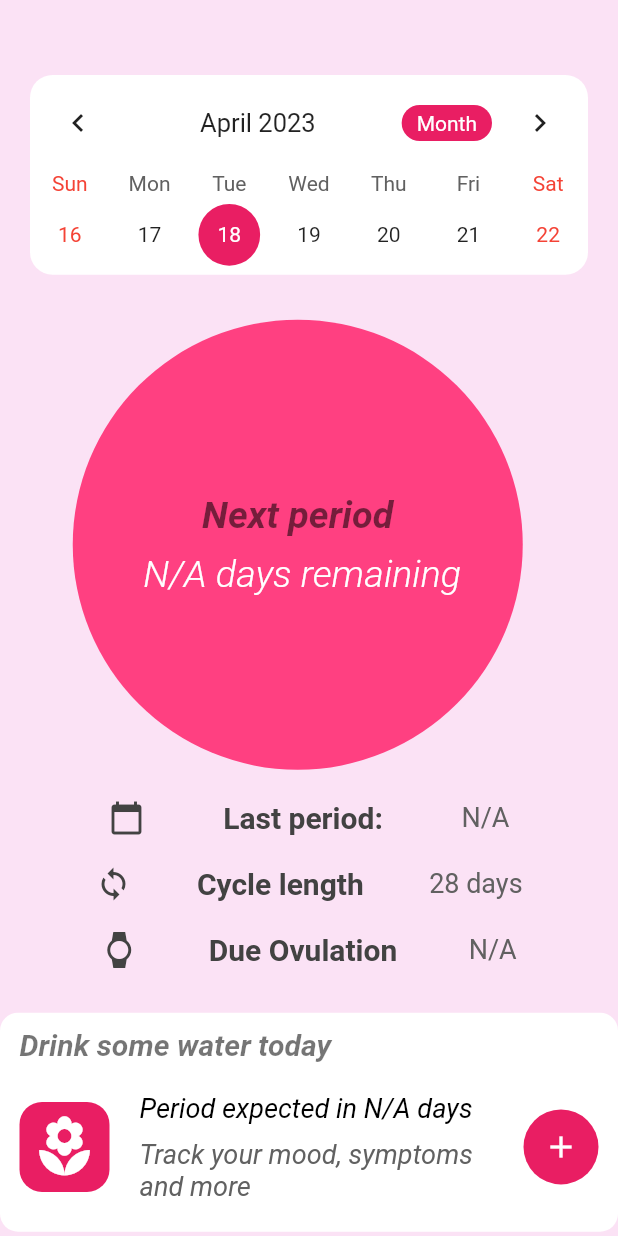
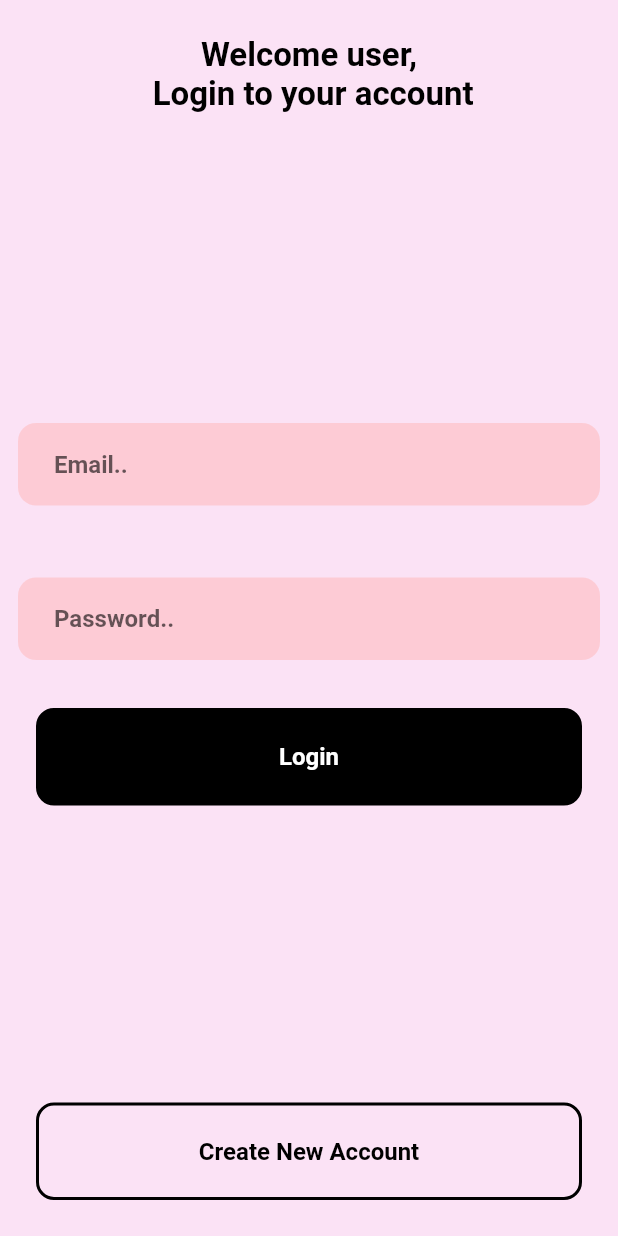
Before and after one commit to IrunguNjagi/Menstrual-Tracker, a Flutter app: the screen it shows after launch, on a phone screen of 412 x 824 dp. Run offline on Flutter 3.47's test engine with Material 2 defaults, Android fonts, the phone set to English and light mode, and no system bars; drawn by our look-alikes of table_calendar; our stand-ins replace firebase_auth, firebase_core, share, shared_preferences, sqflite; accounts and stored records are empty.

```diff
--- /dev/null
+++ b/lib/custom/custom_button.dart
@@ -0,0 +1,60 @@
+import 'package:flutter/material.dart';
+
+class CustomBtn extends StatelessWidget {
+  final String text;
+  final Function onPressed;
+  final bool outlineBtn;
+  final bool isLoading;
+
+  CustomBtn({this.text, this.onPressed, this.outlineBtn,this.isLoading});
+
+  @override
+  Widget build(BuildContext context) {
+    bool _outlineBtn = outlineBtn ?? false;
+    bool _isLoading = isLoading ?? false;
+
+    return GestureDetector(
+      onTap: onPressed,
+      child: Container(
+        height: 65,
+        decoration: BoxDecoration(
+          color: _outlineBtn ? Colors.transparent : Colors.black,
+          border: Border.all(
+            width: 2.0,
+          ),
+          borderRadius: BorderRadius.circular(12.0),
+        ),
+        margin: EdgeInsets.symmetric(
+          horizontal: 24.0,
+          vertical: 8.0,
+        ),
+        child: Stack(
+          children: [
+            Visibility(
+              visible: _isLoading ? false : true,
+              child: Center(
+                child: Text(
+                  text ?? "Text",
+                  style: TextStyle(
+                    fontSize: 16,
+                    fontWeight: FontWeight.w600,
+                    color: _outlineBtn ? Colors.black : Colors.white,
+                  ),
+                ),
+              ),
+            ),
+            Center(
+              child: Visibility(
+                visible: _isLoading,
+                child: SizedBox(
+                  height: 30,
+                  child: CircularProgressIndicator(),
+                ),
+              ),
+            ),
+          ],
+        ),
+      ),
+    );
+  }
+}
--- /dev/null
+++ b/lib/custom/custom_input.dart
@@ -0,0 +1,50 @@
+
+import 'package:flutter/material.dart';
+
+class CustomInput extends StatelessWidget {
+  final String hintText;
+  final Function(String) onChanged;
+  final Function(String) onSubmitted;
+  final FocusNode focusNode;
+  final TextInputAction textInputAction;
+  final bool hidePassword;
+  CustomInput({this.hidePassword, this.hintText,this.onChanged,this.onSubmitted,this.focusNode,this.textInputAction});
+
+
+
+  @override
+  Widget build(BuildContext context) {
+    bool _hidePassword = hidePassword ?? false;
+
+    return Container(
+      margin: EdgeInsets.symmetric(
+        horizontal: 12.0,
+        vertical: 24.0,
+      ),
+      decoration: BoxDecoration(
+        color: Color(0xFFFFB6B6).withOpacity(0.5),
+        borderRadius: BorderRadius.circular(12.0),
+      ),
+      child: TextField(
+        obscureText: _hidePassword,
+        focusNode: focusNode,
+        onChanged:onChanged,
+        onSubmitted: onSubmitted,
+        textInputAction: textInputAction,
+        decoration: InputDecoration(
+            border: InputBorder.none,
+            hintText: hintText ??  'HintText..',
+            contentPadding: EdgeInsets.symmetric(
+              horizontal: 24.0,
+              vertical: 18.0,
+            )
+        ),
+        style: TextStyle(
+          fontSize: 16.0,
+          fontWeight: FontWeight.w600,
+          color: Colors.black,
+        ),
+      ),
+    );
+  }
+}
--- a/lib/main.dart
+++ b/lib/main.dart
@@ -1,7 +1,8 @@
 import 'package:flutter/material.dart';
 import 'package:period_tracker/screens/calendar_picker.dart';
-import 'package:period_tracker/screens/demo_screen.dart';
+import 'package:period_tracker/screens/Date_Select.dart';
 import 'package:period_tracker/screens/home_page.dart';
+import 'package:period_tracker/screens/landing_page.dart';
 
 void main() {
   runApp(MyApp());
@@ -18,7 +19,7 @@ class MyApp extends StatelessWidget {
         accentColor: Colors.pink,
         visualDensity: VisualDensity.adaptivePlatformDensity,
       ),
-      home: DemoScreen(),
+      home: LandingPage(),
       debugShowCheckedModeBanner: false,
     );
   }
--- a/lib/screens/demo_screen.dart
+++ b/lib/screens/Date_Select.dart
@@ -2,13 +2,13 @@ import 'package:flutter/material.dart';
 import 'package:period_tracker/screens/entry.dart';
 import 'package:table_calendar/table_calendar.dart';
 
-class DemoScreen extends StatefulWidget {
+class DateSelect extends StatefulWidget {
 
   @override
   _DemoScreenState createState() => _DemoScreenState();
 }
 
-class _DemoScreenState extends State<DemoScreen> {
+class _DemoScreenState extends State<DateSelect> {
 
   CalendarController _calendarController;
   DateTime _lastPeriodDate;
@@ -161,14 +161,15 @@ class _DemoScreenState extends State<DemoScreen> {
                       children: [
                         Icon(
                           Icons.calendar_today,  // Replace with your desired icon
-                          color: Colors.grey[800],
+                          color: Colors.pinkAccent,
                         ),
                         Text(
                           'Last period:',
                           style: TextStyle(
-                            color: Colors.grey[800],
+                            color: Colors.black,
                             fontSize: 20,
-                            fontWeight: FontWeight.bold,
+                            fontWeight: FontWeight.w400,
+                            fontStyle: FontStyle.italic,
                           ),
                         ),
                         Text(
@@ -191,20 +192,21 @@ class _DemoScreenState extends State<DemoScreen> {
                       children: [
                         Icon(
                           Icons.loop,  // Replace with your desired icon
-                          color: Colors.grey[800],
+                          color: Colors.pink,
                         ),
                         Text(
                           'Cycle length',
                           style: TextStyle(
-                            color: Colors.grey[800],
+                            color: Colors.black,
                             fontSize: 20,
-                            fontWeight: FontWeight.bold,
+                            fontWeight: FontWeight.w400,
+                            fontStyle: FontStyle.italic,
                           ),
                         ),
                         Text(
                           '$_cycleLength days',
                           style: TextStyle(
-                            color: Colors.grey[700],
+                            color: Colors.black,
                             fontSize: 18,
                           ),
                         ),
@@ -223,18 +225,21 @@ class _DemoScreenState extends State<DemoScreen> {
                       children: [
                         Icon(
                           Icons.watch,  // Replace with your desired icon
-                          color: Colors.grey[800],
+                          color: Colors.pinkAccent,
                         ),
                         Text(
                           'Due Ovulation',
                           style: TextStyle(
-                            color: Colors.grey[800],
+                            color: Colors.black,
                             fontSize: 20,
-                            fontWeight: FontWeight.bold,
+                            fontWeight: FontWeight.w400,
+                            fontStyle: FontStyle.italic,
                           ),
                         ),
-                        Text(
-                          _calculateNextOvulationDate() != null
+                        /*Text(
+                          //_lastPeriodDate?.toString()?.substring(0, 10) ?? 'N/A',
+                          _calculateNextOvulationDate().toString()?.substring(0,10)
+                              != null
                               ? DateTime.fromMillisecondsSinceEpoch(
                               _calculateNextOvulationDate())
                               .toString()
@@ -244,7 +249,7 @@ class _DemoScreenState extends State<DemoScreen> {
                             color: Colors.grey[700],
                             fontSize: 18,
                           ),
-                        ),
+                        ),*/
                       ],
                     ),
                   )
@@ -272,9 +277,9 @@ class _DemoScreenState extends State<DemoScreen> {
                     child: Text(
                       'Drink some water today',
                       style: TextStyle(
-                        color: Colors.black.withOpacity(0.54),
+                        color: Colors.black.withOpacity(0.9),
                         fontSize: 20,
-                        fontWeight: FontWeight.bold,
+                        fontWeight: FontWeight.w400,
                         fontStyle: FontStyle.italic,
 
                       ),
--- a/lib/screens/display_data.dart
+++ b/lib/screens/display_data.dart
@@ -81,6 +81,10 @@ class _DataDisplayState extends State<DataDisplay> {
               decoration: BoxDecoration(
                 borderRadius: BorderRadius.circular(12.0),
                 color: Colors.white30,
+                  image: DecorationImage(
+                      image: AssetImage('assets/images/woman_flow.png'),
+                      fit: BoxFit.fitWidth
+                  )
               ),
             ),
 
--- a/lib/screens/entry.dart
+++ b/lib/screens/entry.dart
@@ -5,6 +5,8 @@ import 'package:share/share.dart';
 import 'package:sqflite/sqflite.dart';
 import 'package:path/path.dart';
 import 'display_data.dart';
+
+
 
 class DataModel {
   int id;
@@ -113,6 +115,10 @@ class _DataEntryState extends State<DataEntry> {
               decoration: BoxDecoration(
                 borderRadius: BorderRadius.circular(12.0),
                 color: Colors.white30,
+                image: DecorationImage(
+                  image: AssetImage('assets/images/woman_flow.png'),
+                  fit: BoxFit.fitWidth
+                )
               ),
             ),
             SizedBox(
--- a/lib/screens/home_page.dart
+++ b/lib/screens/home_page.dart
@@ -1,4 +1,5 @@
 import 'package:flutter/material.dart';
+import 'package:period_tracker/screens/Date_Select.dart';
 import 'package:period_tracker/screens/calendar_picker.dart';
 import 'package:period_tracker/screens/display_data.dart';
 import 'package:period_tracker/screens/entry.dart';
@@ -42,7 +43,7 @@ class _HomePageState extends State<HomePage> {
                   });
                 },
                 children: [
-                  PeriodTrackerApp(),
+                  DateSelect(),
                   DataEntry(),
                   DataDisplay(),
                 ],
--- /dev/null
+++ b/lib/screens/landing_page.dart
@@ -0,0 +1,36 @@
+
+import 'package:firebase_core/firebase_core.dart';
+import 'package:flutter/material.dart';
+import 'package:period_tracker/screens/home_page.dart';
+
+import 'login_page.dart';
+
+class LandingPage extends StatelessWidget {
+  final Future<FirebaseApp> _intitalization = Firebase.initializeApp();
+
+  @override
+  Widget build(BuildContext context) {
+    return FutureBuilder(
+        future: _intitalization,
+        builder: (context, snapshot) {
+          //if snapshot has error
+          if (snapshot.hasError) {
+            return Scaffold(
+              body: Center(
+                child: Text("Error: ${snapshot.error}"),
+              ),
+            );
+          }
+          //Connection intitalized -- Firebase App is running
+          if (snapshot.connectionState == ConnectionState.done) {
+            return LoginPage();
+
+          }else
+            //user is logged in head to home page
+            return HomePage();
+
+
+
+        });
+  }
+}
--- /dev/null
+++ b/lib/screens/login_page.dart
@@ -0,0 +1,174 @@
+import 'package:firebase_auth/firebase_auth.dart';
+import 'package:flutter/material.dart';
+import 'package:period_tracker/custom/custom_button.dart';
+import 'package:period_tracker/custom/custom_input.dart';
+import 'package:period_tracker/screens/home_page.dart';
+import 'package:period_tracker/screens/register_page.dart';
+
+class LoginPage extends StatefulWidget {
+  @override
+  _LoginPageState createState() => _LoginPageState();
+}
+
+class _LoginPageState extends State<LoginPage> {
+  @override
+  Future<void> _alertDialogBuilder(String error) async {
+    return showDialog(
+        context: context,
+        barrierDismissible: false,
+        builder: (context) {
+          return AlertDialog(
+            title: Text('Error'),
+            content: Container(
+              child: Text(error),
+            ),
+            actions: [
+              FlatButton(
+                child: Text('Close Dialog'),
+                onPressed: () {
+                  Navigator.pop(context);
+                },
+              )
+            ],
+          );
+        });
+  }
+
+  Future<String> _loginAccount() async {
+    try {
+      await FirebaseAuth.instance.signInWithEmailAndPassword(
+          email: _loginEmail, password: _loginPassword);
+      return null;
+    } on FirebaseAuthException catch (e) {
+      if (e.code == 'email-already-in-use') {
+        return 'The account already exists for the email';
+      } else if (e.code == 'weak-password') {
+        return 'The password is too weak';
+      }
+      return e.message;
+    } catch (e) {
+      return e.toString();
+    }
+  }
+
+  void _submitForm() async {
+    setState(() {
+      _LoginFormLoading = true;
+    });
+    String _LoginAccountFeedback = await _loginAccount();
+    if (_LoginAccountFeedback != null) {
+      _alertDialogBuilder(_LoginAccountFeedback);
+
+      setState(() {
+        _LoginFormLoading = false;
+      });
+    } else {
+      //string was null,user logged in
+      Navigator.push(
+        context,
+        MaterialPageRoute(
+          builder: (context) => HomePage(),
+        ),
+      );
+    }
+  }
+
+  String _loginEmail = "";
+  String _loginPassword = "";
+
+  bool _LoginFormLoading = false;
+
+  FocusNode _passwordFocusNode;
+
+  @override
+  void initState() {
+    // TODO: implement initState
+    _passwordFocusNode = FocusNode();
+    super.initState();
+  }
+
+  @override
+  void dispose() {
+    // TODO: implement dispose
+    _passwordFocusNode.dispose();
+    super.dispose();
+  }
+
+  @override
+  Widget build(BuildContext context) {
+    return Scaffold(
+        backgroundColor: Color(0xffFBE2F5).withOpacity(0.99),
+      body: SafeArea(
+        child: Container(
+          width: double.infinity,
+          child: Expanded(
+            child: Column(
+              mainAxisAlignment: MainAxisAlignment.spaceBetween,
+              children: [
+            Container(
+            padding: EdgeInsets.only(
+            top: 24,
+            ),
+            child: Text(
+              'Welcome user, \n Login to your account',
+              textAlign: TextAlign.center,
+              style: TextStyle(
+                fontSize: 22.0,
+                fontWeight: FontWeight.w600,
+                color: Colors.black),
+            ),
+          ),
+        Column(
+          children: [
+            CustomInput(
+              hintText: 'Email..',
+              onChanged: (value) {
+                _loginEmail = value;
+              },
+              onSubmitted: (value) {
+                _passwordFocusNode.requestFocus();
+              },
+              textInputAction: TextInputAction.next,
+            ),
+            CustomInput(
+              hintText: 'Password..',
+              onChanged: (value) {
+                _loginPassword = value;
+              },
+              onSubmitted: (value) {
+                _submitForm();
+              },
+              focusNode: _passwordFocusNode,
+              hidePassword: true,
+            ),
+            CustomBtn(
+              text: 'Login',
+              onPressed: () {
+                _submitForm();
+              },
+              isLoading: _LoginFormLoading,
+            ),
+          ],
+        ),
+        Padding(
+          padding: const EdgeInsets.only(
+            bottom: 16.0,
+          ),
+          child: CustomBtn(
+            text: 'Create New Account',
+            onPressed: () {
+              Navigator.push(
+                context,
+                MaterialPageRoute(builder: (context) => RegisterPage()),
+              );
+            },
+            outlineBtn: true,
+          ),
+        ),
+        ],
+      ),
+    )),
+    )
+    );
+  }
+}
--- a/pubspec.yaml
+++ b/pubspec.yaml
@@ -27,6 +27,9 @@ dependencies:
   sqflite: ^1.3.1+1
   share: ^0.6.5+4
   shared_preferences: ^0.5.12+2
+  firebase_core: ^0.7.0
+  firebase_auth: ^0.20.1
+  firebase_analytics: ^7.0.1
 
 
 
```
Also changed, not shown: lib/screens/register_page.dart (added, +167 -0 lines), assets/images/woman_flow.png (added), pubspec.lock, 4 other files.
